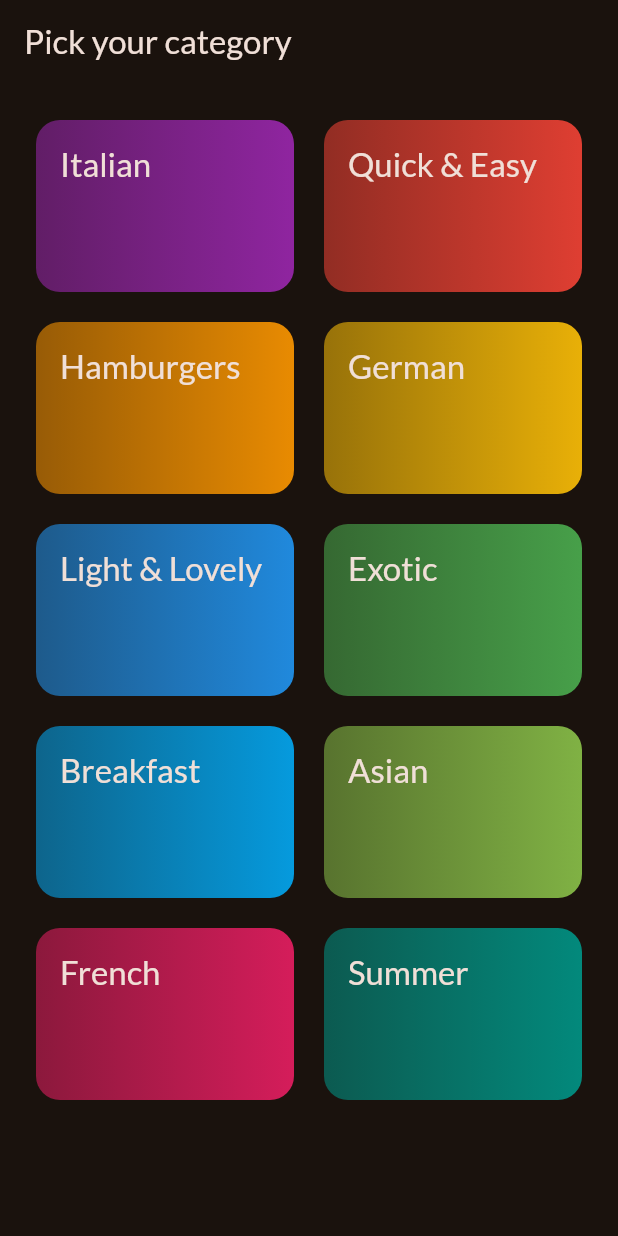
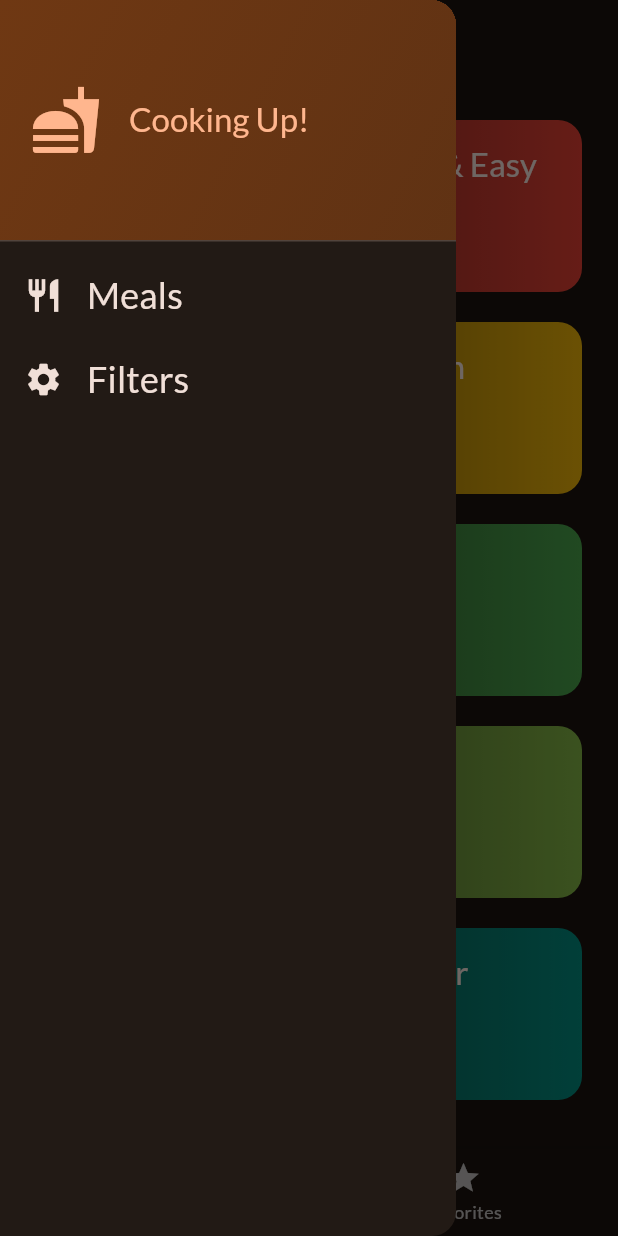
Before and after one commit to sqatim/MealsApp, a Flutter app: the screen it shows after launch, with the side drawer open (before the commit the screen has no drawer), on a phone screen of 412 x 824 dp. Run offline on Flutter 3.47's test engine with Material 3 defaults, Android fonts, the phone set to English and light mode, and no system bars; our stand-ins replace google_fonts, transparent_image.

Commit message:
feat: add BottomNavigatorBar, Drawer and filters to the app

```diff
--- a/lib/main.dart
+++ b/lib/main.dart
@@ -1,7 +1,7 @@
 import 'package:flutter/material.dart';
 
 import 'package:google_fonts/google_fonts.dart';
-import 'package:meals/screens/categories.dart';
+import 'package:meals/screens/tabs.dart';
 
 final theme = ThemeData(
   useMaterial3: true,
@@ -23,7 +23,7 @@ class App extends StatelessWidget {
   Widget build(BuildContext context) {
     return MaterialApp(
       theme: theme,
-      home: const CategoriesScreen(),
+      home: const TabsScreen(),
     );
   }
 }
--- a/lib/screens/categories.dart
+++ b/lib/screens/categories.dart
@@ -1,14 +1,22 @@
 import 'package:flutter/material.dart';
 import 'package:meals/data/dummy_data.dart';
 import 'package:meals/models/category.dart';
+import 'package:meals/models/meal.dart';
 import 'package:meals/screens/meals.dart';
 import 'package:meals/widgets/category_grid_item.dart';
 
 class CategoriesScreen extends StatelessWidget {
-  const CategoriesScreen({super.key});
+  const CategoriesScreen({
+    super.key,
+    required this.onToggleFavorite,
+    required this.availableMeals,
+  });
+
+  final void Function(Meal meal) onToggleFavorite;
+  final List<Meal> availableMeals;
 
   void _selectCategory(BuildContext context, Category category) {
-    final filtredMeals = dummyMeals
+    final filtredMeals = availableMeals
         .where((meal) => meal.categories.contains(category.id))
         .toList();
     Navigator.of(context).push(
@@ -16,18 +24,14 @@ class CategoriesScreen extends StatelessWidget {
         builder: (ctx) => MealsScreen(
             title: category.title,
             meals: filtredMeals,
-        ),
+            onToggleFavorite: onToggleFavorite),
       ),
     );
   }
 
   @override
   Widget build(context) {
-    return Scaffold(
-      appBar: AppBar(
-        title: const Text("Pick your category"),
-      ),
-      body: GridView(
+    return GridView(
       padding: const EdgeInsets.all(24),
       gridDelegate: const SliverGridDelegateWithFixedCrossAxisCount(
         crossAxisCount: 2,
@@ -44,7 +48,6 @@ class CategoriesScreen extends StatelessWidget {
             },
           )
       ],
-      ),
     );
   }
 }
--- /dev/null
+++ b/lib/screens/tabs.dart
@@ -0,0 +1,125 @@
+import 'package:flutter/material.dart';
+import 'package:meals/data/dummy_data.dart';
+import 'package:meals/models/meal.dart';
+import 'package:meals/screens/categories.dart';
+import 'package:meals/screens/filters.dart';
+import 'package:meals/screens/meals.dart';
+import 'package:meals/widgets/main_drawer.dart';
+
+const kInitialFilters = {
+  Filter.glutenFree: false,
+  Filter.lactoseFree: false,
+  Filter.vegetarian: false,
+  Filter.vegan: false
+};
+
+class TabsScreen extends StatefulWidget {
+  const TabsScreen({super.key});
+
+  @override
+  State<TabsScreen> createState() {
+    return _TabsScreen();
+  }
+}
+
+class _TabsScreen extends State<TabsScreen> {
+  int _selectedPageIndex = 0;
+  final List<Meal> _favoriteMeals = [];
+  Map<Filter, bool> _selectedFilters = kInitialFilters;
+
+  void _showInfoMessage(String message) {
+    ScaffoldMessenger.of(context).clearSnackBars();
+    ScaffoldMessenger.of(context)
+        .showSnackBar(SnackBar(content: Text(message)));
+  }
+
+  void _toggleMealFavoriteStatus(Meal meal) {
+    final isExisting = _favoriteMeals.contains(meal);
+    if (isExisting) {
+      setState(() {
+        _favoriteMeals.remove(meal);
+        _showInfoMessage('Meal is no longer a favorite');
+      });
+    } else {
+      setState(() {
+        _favoriteMeals.add(meal);
+        _showInfoMessage('Marked as a favorite');
+      });
+    }
+  }
+
+  void _selectPage(int index) {
+    setState(() {
+      _selectedPageIndex = index;
+    });
+  }
+
+  void _setScreen(String identifier) async {
+    Navigator.of(context).pop();
+    if (identifier == 'filters') {
+      final result = await Navigator.of(context).push<Map<Filter, bool>>(
+          MaterialPageRoute(
+              builder: (context) =>
+                  FiltersScreen(currentFilters: _selectedFilters)));
+      setState(() {
+        _selectedFilters = result ?? kInitialFilters;
+      });
+    }
+  }
+
+  @override
+  Widget build(BuildContext context) {
+    final availableMeals = dummyMeals.where((meal) {
+      if (_selectedFilters[Filter.glutenFree]! && !meal.isGlutenFree) {
+        return false;
+      }
+      if (_selectedFilters[Filter.lactoseFree]! && !meal.isLactoseFree) {
+        return false;
+      }
+      if (_selectedFilters[Filter.vegetarian]! && !meal.isVegetarian) {
+        return false;
+      }
+      if (_selectedFilters[Filter.vegan]! && !meal.isVegan) {
+        return false;
+      }
+      return true;
+    }).toList();
+
+    Widget activePage = CategoriesScreen(
+        onToggleFavorite: _toggleMealFavoriteStatus,
+        availableMeals: availableMeals);
+    String activePageTitle = 'Categories';
+
+    if (_selectedPageIndex == 1) {
+      activePage = MealsScreen(
+        meals: _favoriteMeals,
+        onToggleFavorite: _toggleMealFavoriteStatus,
+      );
+      activePageTitle = "Favorites";
+    }
+
+    return Scaffold(
+      appBar: AppBar(
+        title: Text(activePageTitle),
+      ),
+      drawer: MainDrawer(
+        onSelectScreen: _setScreen,
+      ),
+      body: activePage,
+      bottomNavigationBar: BottomNavigationBar(
+        currentIndex: _selectedPageIndex,
+        onTap: _selectPage,
+        items: const [
+          BottomNavigationBarItem(
+            icon: Icon(Icons.set_meal),
+            label: "Categories",
+          ),
+          BottomNavigationBarItem(
+            icon: Icon(Icons.star),
+            label: "Favorites",
+          ),
+        ],
+      ),
+    );
+  }
+}
--- /dev/null
+++ b/lib/widgets/main_drawer.dart
@@ -0,0 +1,83 @@
+import 'package:flutter/material.dart';
+
+class MainDrawer extends StatelessWidget {
+  const MainDrawer({super.key, required this.onSelectScreen});
+
+  final void Function(String identifier) onSelectScreen;
+
+  @override
+  Widget build(BuildContext context) {
+    return Drawer(
+      child: Column(
+        children: [
+          DrawerHeader(
+              padding: const EdgeInsets.all(20),
+              decoration: BoxDecoration(
+                gradient: LinearGradient(
+                  colors: [
+                    Theme.of(context).colorScheme.primaryContainer,
+                    Theme.of(context)
+                        .colorScheme
+                        .primaryContainer
+                        .withOpacity(0.8)
+                  ],
+                  begin: Alignment.topLeft,
+                  end: Alignment.bottomRight,
+                ),
+              ),
+              child: Row(
+                children: [
+                  Icon(
+                    Icons.fastfood,
+                    size: 48,
+                    color: Theme.of(context).colorScheme.primary,
+                  ),
+                  const SizedBox(width: 18),
+                  Text(
+                    'Cooking Up!',
+                    style: Theme.of(context)
+                        .textTheme
+                        .titleLarge!
+                        .copyWith(color: Theme.of(context).colorScheme.primary),
+                  )
+                ],
+              )),
+          ListTile(
+            leading: Icon(
+              Icons.restaurant,
+              size: 26,
+              color: Theme.of(context).colorScheme.onBackground,
+            ),
+            title: Text(
+              'Meals',
+              style: Theme.of(context).textTheme.titleSmall!.copyWith(
+                    color: Theme.of(context).colorScheme.onBackground,
+                    fontSize: 24,
+                  ),
+            ),
+            onTap: () {
+              onSelectScreen("meals");
+            },
+          ),
+          ListTile(
+            leading: Icon(
+              Icons.settings,
+              size: 26,
+              color: Theme.of(context).colorScheme.onBackground,
+            ),
+            title: Text(
+              'Filters',
+              style: Theme.of(context).textTheme.titleSmall!.copyWith(
+                    color: Theme.of(context).colorScheme.onBackground,
+                    fontSize: 24,
+                  ),
+            ),
+            onTap: () {
+              onSelectScreen("filters");
+            },
+          )
+        ],
+      ),
+    );
+  }
+}
```
Also changed, not shown: lib/screens/filters.dart (added, +145 -0 lines), lib/screens/meal_details.dart (added, +82 -0 lines), lib/screens/meals.dart (+25 -4 lines), lib/widgets/meal_item.dart (+39 -3 lines), lib/widgets/meal_item_trait.dart (added, +22 -0 lines). Lines whose indentation alone changed are shown as unchanged.
